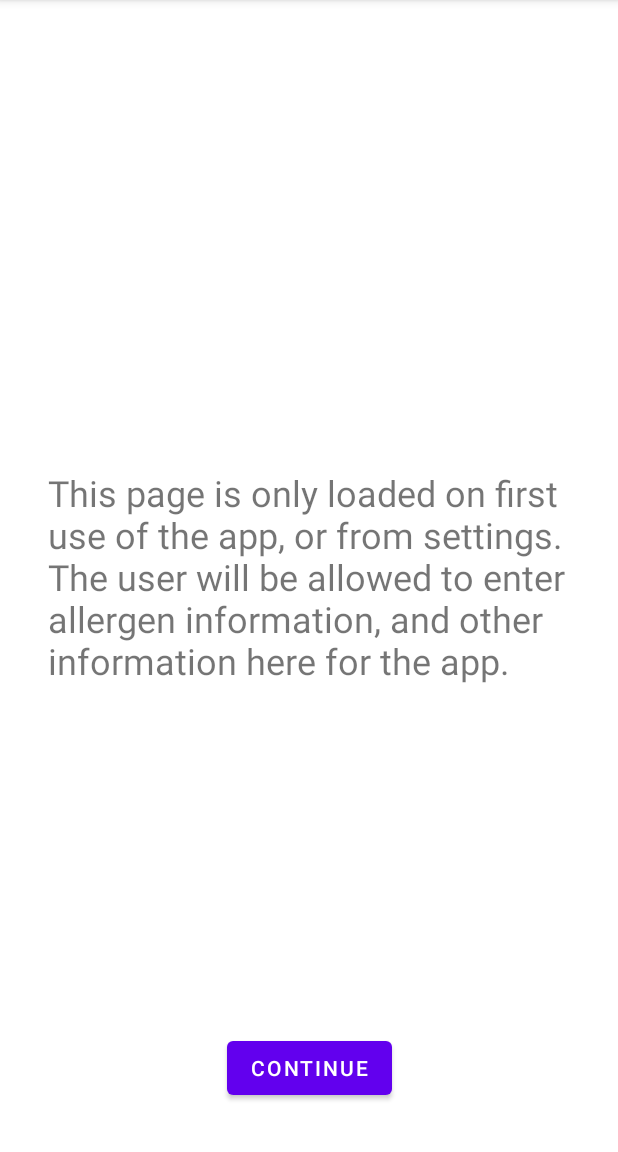
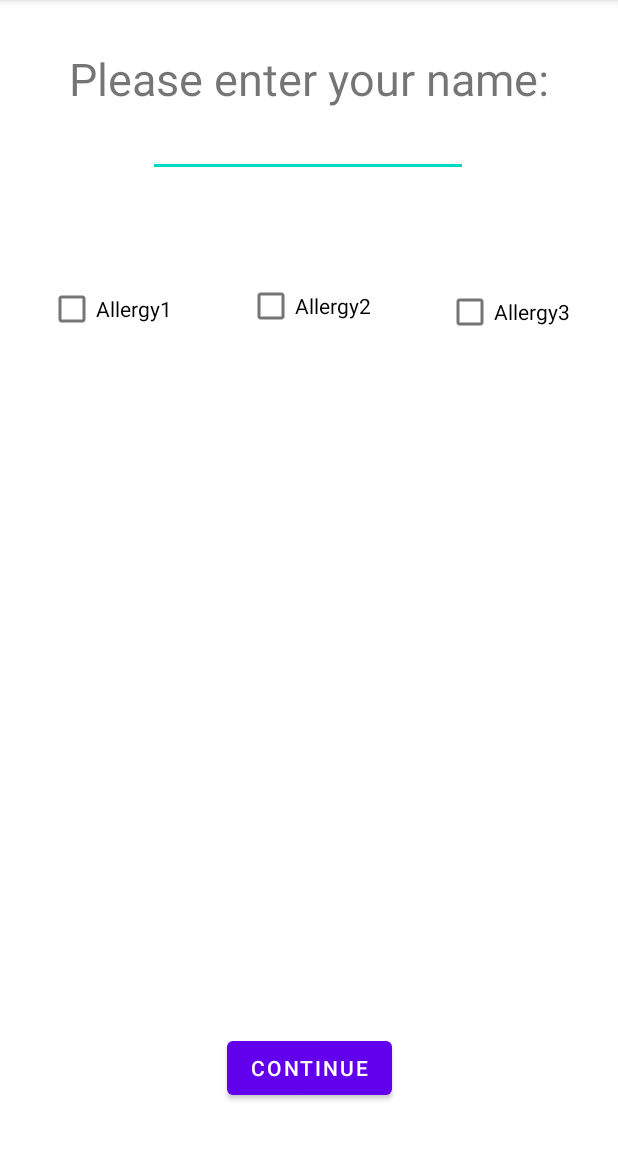
Before and after one commit to jklauer/NutritionTrackerGUIv4, an Android app: the screen it shows after launch (StartPage), on a phone screen of 412 x 824 dp, the part 84-1236 px from its top. Run offline under Robolectric (Android 15) with nearby library versions, the phone set to English and light mode, and no system bars; our stand-ins replace navigation-ui.

Commit message:
added start page functionality so that it saves the username and 3 mock allergen settings

```diff
--- a/app/src/main/java/com/example/nutritiontrackerguiv4/MainActivity.java
+++ b/app/src/main/java/com/example/nutritiontrackerguiv4/MainActivity.java
@@ -43,11 +43,6 @@ public class MainActivity extends AppCompatActivity {
         if(fileStartPage.exists()){
             return false;
         }else{
-            try {
-                fileStartPage.createNewFile();
-            } catch (IOException e) {
-                e.printStackTrace();
-            }
             return true;
         }
 
--- a/app/src/main/res/layout/activity_start_page.xml
+++ b/app/src/main/res/layout/activity_start_page.xml
@@ -5,21 +5,6 @@
     android:layout_width="match_parent"
     android:layout_height="match_parent"
     tools:context=".StartPage">
-
-    <TextView
-        android:id="@+id/startPage_textView"
-        android:layout_width="0dp"
-        android:layout_height="wrap_content"
-        android:layout_marginStart="32dp"
-        android:layout_marginLeft="32dp"
-        android:layout_marginEnd="32dp"
-        android:layout_marginRight="32dp"
-        android:text="This page is only loaded on first use of the app, or from settings. The user will be allowed to enter allergen information, and other information here for the app."
-        android:textSize="24sp"
-        app:layout_constraintBottom_toBottomOf="parent"
-        app:layout_constraintEnd_toEndOf="parent"
-        app:layout_constraintStart_toStartOf="parent"
-        app:layout_constraintTop_toTopOf="parent" />
 
     <Button
         android:id="@+id/continue_button"
@@ -30,4 +15,59 @@
         app:layout_constraintBottom_toBottomOf="parent"
         app:layout_constraintEnd_toEndOf="parent"
         app:layout_constraintStart_toStartOf="parent" />
+
+    <EditText
+        android:id="@+id/username_input_Start_Page"
+        android:layout_width="wrap_content"
+        android:layout_height="wrap_content"
+        android:ems="10"
+        android:inputType="textPersonName"
+        app:layout_constraintEnd_toEndOf="parent"
+        app:layout_constraintHorizontal_bias="0.497"
+        app:layout_constraintStart_toStartOf="parent"
+        app:layout_constraintTop_toBottomOf="@+id/name_textView" />
+
+    <TextView
+        android:id="@+id/name_textView"
+        android:layout_width="wrap_content"
+        android:layout_height="wrap_content"
+        android:layout_marginTop="32dp"
+        android:text="Please enter your name:"
+        android:textSize="30sp"
+        app:layout_constraintEnd_toEndOf="parent"
+        app:layout_constraintStart_toStartOf="parent"
+        app:layout_constraintTop_toTopOf="parent" />
+
+    <CheckBox
+        android:id="@+id/allergy1_start_page"
+        android:layout_width="wrap_content"
+        android:layout_height="wrap_content"
+        android:layout_marginStart="32dp"
+        android:layout_marginLeft="32dp"
+        android:layout_marginTop="64dp"
+        android:text="Allergy1"
+        app:layout_constraintStart_toStartOf="parent"
+        app:layout_constraintTop_toBottomOf="@+id/username_input_Start_Page" />
+
+    <CheckBox
+        android:id="@+id/allergy3_start_page"
+        android:layout_width="wrap_content"
+        android:layout_height="wrap_content"
+        android:layout_marginTop="66dp"
+        android:layout_marginEnd="32dp"
+        android:layout_marginRight="32dp"
+        android:text="Allergy3"
+        app:layout_constraintEnd_toEndOf="parent"
+        app:layout_constraintTop_toBottomOf="@+id/username_input_Start_Page" />
+
+    <CheckBox
+        android:id="@+id/allergy2_start_page"
+        android:layout_width="wrap_content"
+        android:layout_height="wrap_content"
+        android:layout_marginTop="62dp"
+        android:text="Allergy2"
+        app:layout_constraintEnd_toEndOf="parent"
+        app:layout_constraintStart_toStartOf="parent"
+        app:layout_constraintTop_toBottomOf="@+id/username_input_Start_Page" />
+
 </androidx.constraintlayout.widget.ConstraintLayout>
```
Also changed, not shown: app/src/main/java/com/example/nutritiontrackerguiv4/StartPage.java (+89 -0 lines), 2 other files.
